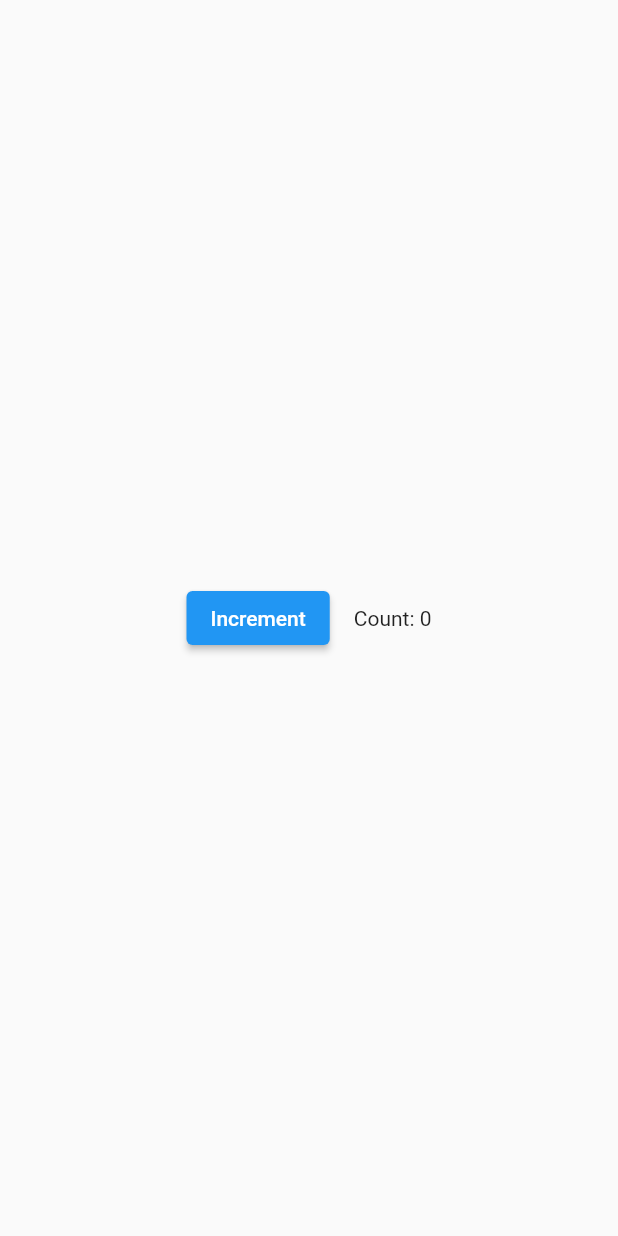
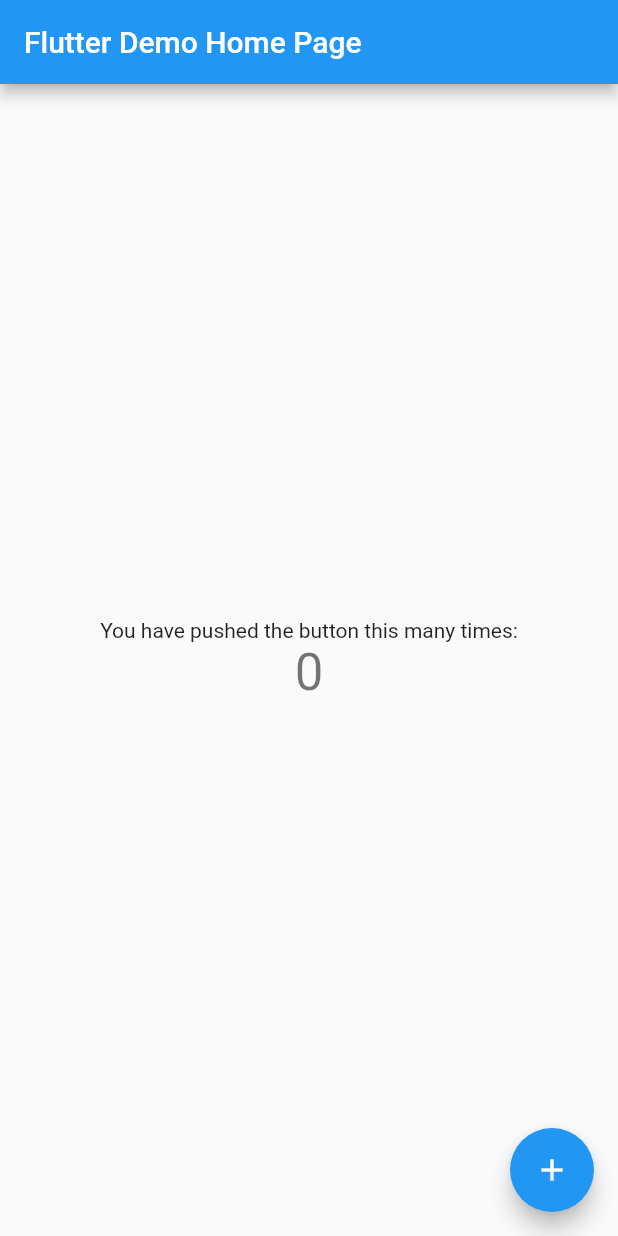
Before and after one commit to ibis7895123/flutter_tutorial, a Flutter app: the screen it shows after launch, on a phone screen of 412 x 824 dp. Run offline on Flutter 3.47's test engine with Material 2 defaults, Android fonts, the phone set to English and light mode, and no system bars.

Commit message:
counterのコードを別ファイル化

```diff
--- a/lib/main.dart
+++ b/lib/main.dart
@@ -1,191 +1,115 @@
 import 'package:flutter/material.dart';
 
 void main() {
-  // runApp(const MyApp());
-  runApp(const MaterialApp(
-    home: Scaffold(
-      body: Center(
-        child: Counter(),
-      ),
-    ),
-  ));
+  runApp(const MyApp());
 }
 
-class CounterDisplay extends StatelessWidget {
-  const CounterDisplay({required this.count, Key? key}) : super(key: key);
+class MyApp extends StatelessWidget {
+  const MyApp({Key? key}) : super(key: key);
 
-  final int count;
-
+  // This widget is the root of your application.
   @override
   Widget build(BuildContext context) {
-    return Text('Count: $count');
-  }
-}
-
-class CounterIncrementor extends StatelessWidget {
-  const CounterIncrementor({required this.onPressed, Key? key})
-      : super(key: key);
-
-  final VoidCallback onPressed;
-
-  @override
-  Widget build(BuildContext context) {
-    return ElevatedButton(
-      onPressed: onPressed,
-      child: const Text('Increment'),
+    return MaterialApp(
+      title: 'Flutter Demo',
+      theme: ThemeData(
+        // This is the theme of your application.
+        //
+        // Try running your application with "flutter run". You'll see the
+        // application has a blue toolbar. Then, without quitting the app, try
+        // changing the primarySwatch below to Colors.green and then invoke
+        // "hot reload" (press "r" in the console where you ran "flutter run",
+        // or simply save your changes to "hot reload" in a Flutter IDE).
+        // Notice that the counter didn't reset back to zero; the application
+        // is not restarted.
+        primarySwatch: Colors.blue,
+      ),
+      home: const MyHomePage(title: 'Flutter Demo Home Page'),
     );
   }
 }
 
-class Counter extends StatefulWidget {
-  // このクラスは、State の設定です。
-  // 親から提供され、ステートのビルドメソッドで使用される値 (この場合は何もない) を保持します。
-  // Widgetのサブクラスのフィールドは、常に final とマークされます。
-  const Counter({Key? key}) : super(key: key);
+class MyHomePage extends StatefulWidget {
+  const MyHomePage({Key? key, required this.title}) : super(key: key);
+
+  // This widget is the home page of your application. It is stateful, meaning
+  // that it has a State object (defined below) that contains fields that affect
+  // how it looks.
+
+  // This class is the configuration for the state. It holds the values (in this
+  // case the title) provided by the parent (in this case the App widget) and
+  // used by the build method of the State. Fields in a Widget subclass are
+  // always marked "final".
+
+  final String title;
 
   @override
-  _CounterState createState() => _CounterState();
+  State<MyHomePage> createState() => _MyHomePageState();
 }
 
-class _CounterState extends State<Counter> {
+class _MyHomePageState extends State<MyHomePage> {
   int _counter = 0;
 
-  void _increment() {
+  void _incrementCounter() {
     setState(() {
-      // このsetStateの呼び出しは、
-      // FlutterフレームワークにこのStateで何かが変更されたことを伝え、
-      // 以下のbuildメソッドを再実行させ、
-      // ディスプレイに更新された値を反映させることができるようにします。
-      // もしsetState()を呼ばずに_counterを変更した場合、
-      // buildメソッドは再度呼ばれないので、何も起こらないように見えます。
+      // This call to setState tells the Flutter framework that something has
+      // changed in this State, which causes it to rerun the build method below
+      // so that the display can reflect the updated values. If we changed
+      // _counter without calling setState(), then the build method would not be
+      // called again, and so nothing would appear to happen.
       _counter++;
     });
   }
 
   @override
   Widget build(BuildContext context) {
-    // このメソッドは、例えば上記の_incrementメソッドで行われるように、
-    // setStateが呼ばれるたびに再実行されます。
-    // Flutter フレームワークは、ビルドメソッドの再実行を高速化するように最適化されています。
-    // そのため、ウィジェットのインスタンスを個別に変更するのではなく、
-    // 更新が必要なものを再構築すればよいのです。
-    return Row(
-      mainAxisAlignment: MainAxisAlignment.center,
-      children: [
-        CounterIncrementor(onPressed: _increment),
-        const SizedBox(width: 16),
-        CounterDisplay(count: _counter),
-      ],
+    // This method is rerun every time setState is called, for instance as done
+    // by the _incrementCounter method above.
+    //
+    // The Flutter framework has been optimized to make rerunning build methods
+    // fast, so that you can just rebuild anything that needs updating rather
+    // than having to individually change instances of widgets.
+    return Scaffold(
+      appBar: AppBar(
+        // Here we take the value from the MyHomePage object that was created by
+        // the App.build method, and use it to set our appbar title.
+        title: Text(widget.title),
+      ),
+      body: Center(
+        // Center is a layout widget. It takes a single child and positions it
+        // in the middle of the parent.
+        child: Column(
+          // Column is also a layout widget. It takes a list of children and
+          // arranges them vertically. By default, it sizes itself to fit its
+          // children horizontally, and tries to be as tall as its parent.
+          //
+          // Invoke "debug painting" (press "p" in the console, choose the
+          // "Toggle Debug Paint" action from the Flutter Inspector in Android
+          // Studio, or the "Toggle Debug Paint" command in Visual Studio Code)
+          // to see the wireframe for each widget.
+          //
+          // Column has various properties to control how it sizes itself and
+          // how it positions its children. Here we use mainAxisAlignment to
+          // center the children vertically; the main axis here is the vertical
+          // axis because Columns are vertical (the cross axis would be
+          // horizontal).
+          mainAxisAlignment: MainAxisAlignment.center,
+          children: <Widget>[
+            const Text(
+              'You have pushed the button this many times:',
+            ),
+            Text(
+              '$_counter',
+              style: Theme.of(context).textTheme.headline4,
+            ),
+          ],
+        ),
+      ),
+      floatingActionButton: FloatingActionButton(
+        onPressed: _incrementCounter,
+        tooltip: 'Increment',
+        child: const Icon(Icons.add),
+      ), // This trailing comma makes auto-formatting nicer for build methods.
     );
   }
 }
-
-// class MyApp extends StatelessWidget {
-//   const MyApp({Key? key}) : super(key: key);
-
-//   // This widget is the root of your application.
-//   @override
-//   Widget build(BuildContext context) {
-//     return MaterialApp(
-//       title: 'Flutter Demo',
-//       theme: ThemeData(
-//         // This is the theme of your application.
-//         //
-//         // Try running your application with "flutter run". You'll see the
-//         // application has a blue toolbar. Then, without quitting the app, try
-//         // changing the primarySwatch below to Colors.green and then invoke
-//         // "hot reload" (press "r" in the console where you ran "flutter run",
-//         // or simply save your changes to "hot reload" in a Flutter IDE).
-//         // Notice that the counter didn't reset back to zero; the application
-//         // is not restarted.
-//         primarySwatch: Colors.blue,
-//       ),
-//       home: const MyHomePage(title: 'Flutter Demo Home Page'),
-//     );
-//   }
-// }
-
-// class MyHomePage extends StatefulWidget {
-//   const MyHomePage({Key? key, required this.title}) : super(key: key);
-
-//   // This widget is the home page of your application. It is stateful, meaning
-//   // that it has a State object (defined below) that contains fields that affect
-//   // how it looks.
-
-//   // This class is the configuration for the state. It holds the values (in this
-//   // case the title) provided by the parent (in this case the App widget) and
-//   // used by the build method of the State. Fields in a Widget subclass are
-//   // always marked "final".
-
-//   final String title;
-
-//   @override
-//   State<MyHomePage> createState() => _MyHomePageState();
-// }
-
-// class _MyHomePageState extends State<MyHomePage> {
-//   int _counter = 0;
-
-//   void _incrementCounter() {
-//     setState(() {
-//       // This call to setState tells the Flutter framework that something has
-//       // changed in this State, which causes it to rerun the build method below
-//       // so that the display can reflect the updated values. If we changed
-//       // _counter without calling setState(), then the build method would not be
-//       // called again, and so nothing would appear to happen.
-//       _counter++;
-//     });
-//   }
-
-//   @override
-//   Widget build(BuildContext context) {
-//     // This method is rerun every time setState is called, for instance as done
-//     // by the _incrementCounter method above.
-//     //
-//     // The Flutter framework has been optimized to make rerunning build methods
-//     // fast, so that you can just rebuild anything that needs updating rather
-//     // than having to individually change instances of widgets.
-//     return Scaffold(
-//       appBar: AppBar(
-//         // Here we take the value from the MyHomePage object that was created by
-//         // the App.build method, and use it to set our appbar title.
-//         title: Text(widget.title),
-//       ),
-//       body: Center(
-//         // Center is a layout widget. It takes a single child and positions it
-//         // in the middle of the parent.
-//         child: Column(
-//           // Column is also a layout widget. It takes a list of children and
-//           // arranges them vertically. By default, it sizes itself to fit its
-//           // children horizontally, and tries to be as tall as its parent.
-//           //
-//           // Invoke "debug painting" (press "p" in the console, choose the
-//           // "Toggle Debug Paint" action from the Flutter Inspector in Android
-//           // Studio, or the "Toggle Debug Paint" command in Visual Studio Code)
-//           // to see the wireframe for each widget.
-//           //
-//           // Column has various properties to control how it sizes itself and
-//           // how it positions its children. Here we use mainAxisAlignment to
-//           // center the children vertically; the main axis here is the vertical
-//           // axis because Columns are vertical (the cross axis would be
-//           // horizontal).
-//           mainAxisAlignment: MainAxisAlignment.center,
-//           children: <Widget>[
-//             const Text(
-//               'You have pushed the button this many times:',
-//             ),
-//             Text(
-//               '$_counter',
-//               style: Theme.of(context).textTheme.headline4,
-//             ),
-//           ],
-//         ),
-//       ),
-//       floatingActionButton: FloatingActionButton(
-//         onPressed: _incrementCounter,
-//         tooltip: 'Increment',
-//         child: const Icon(Icons.add),
-//       ), // This trailing comma makes auto-formatting nicer for build methods.
-//     );
-//   }
-// }
```
Also changed, not shown: lib/counter.dart (added, +191 -0 lines).
